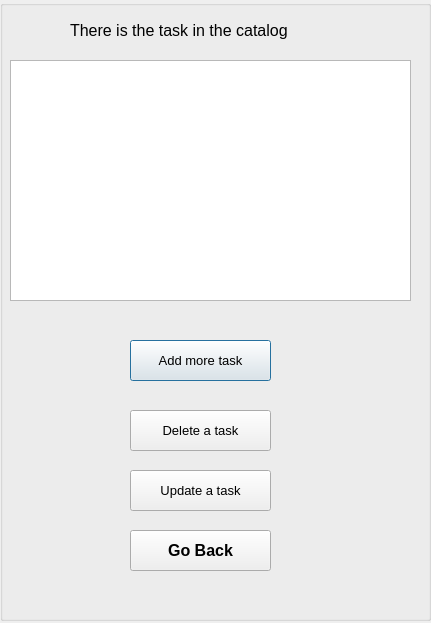
First picture: the form in task_dialog.ui, repository kuku20/qttodolist, before the edit.
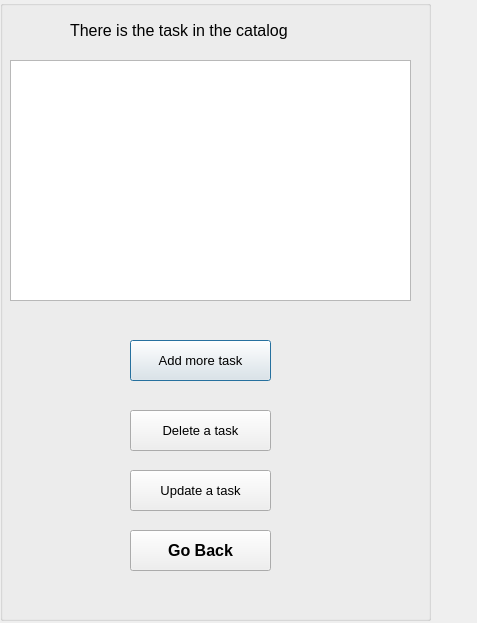
Second picture: the form after the edit.

The edit to the form file:
```diff
--- a/task_dialog.ui
+++ b/task_dialog.ui
@@ -6,7 +6,7 @@
    <rect>
     <x>0</x>
     <y>0</y>
-    <width>431</width>
+    <width>477</width>
     <height>623</height>
    </rect>
   </property>
```
